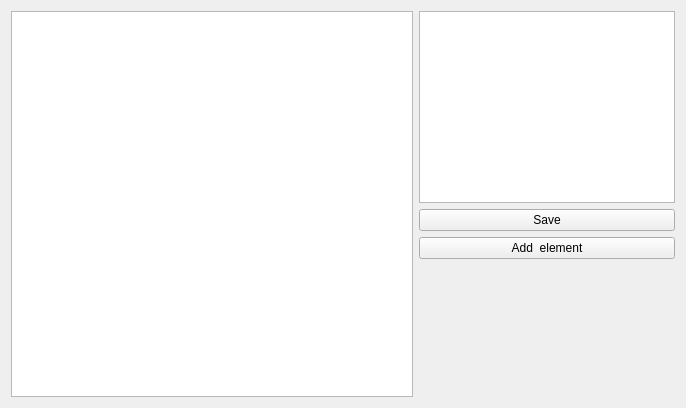
Above: smp-gui/treetextview.ui from create-misch/dtv before the change. Below: the same form after it.
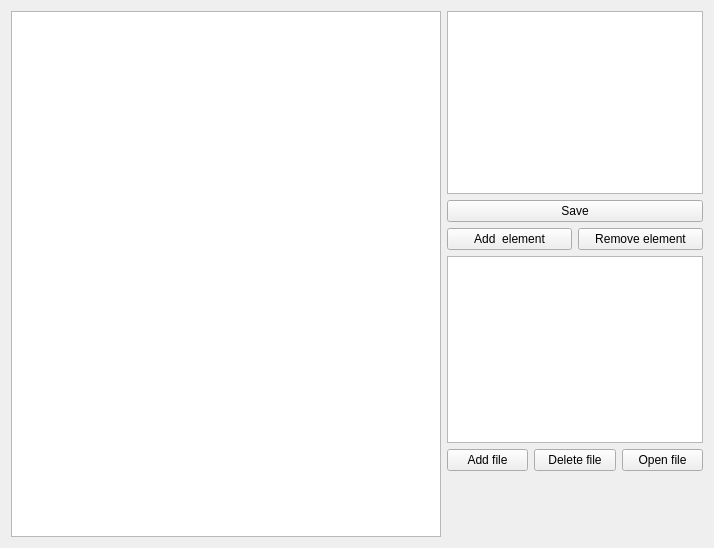
That is the form after the change.

```diff
--- a/smp-gui/treetextview.ui
+++ b/smp-gui/treetextview.ui
@@ -6,8 +6,8 @@
    <rect>
     <x>0</x>
     <y>0</y>
-    <width>686</width>
-    <height>408</height>
+    <width>714</width>
+    <height>548</height>
    </rect>
   </property>
   <property name="windowTitle">
@@ -25,23 +25,105 @@
     </widget>
    </item>
    <item>
-    <layout class="QVBoxLayout" name="verticalLayout">
+    <layout class="QVBoxLayout" name="verticalLayout_3">
+     <property name="leftMargin">
+      <number>0</number>
+     </property>
+     <property name="bottomMargin">
+      <number>0</number>
+     </property>
      <item>
-      <widget class="QTextBrowser" name="textBrowser"/>
+      <layout class="QVBoxLayout" name="verticalLayout">
+       <item>
+        <widget class="QTextBrowser" name="textBrowser">
+         <property name="readOnly">
+          <bool>false</bool>
+         </property>
+        </widget>
+       </item>
+       <item>
+        <widget class="QPushButton" name="pushButton_save">
+         <property name="text">
+          <string>Save</string>
+         </property>
+        </widget>
+       </item>
+       <item>
+        <layout class="QHBoxLayout" name="horizontalLayout">
+         <property name="topMargin">
+          <number>0</number>
+         </property>
+         <item>
+          <widget class="QPushButton" name="pushButton_addElement">
+           <property name="text">
+            <string>Add  element</string>
+           </property>
+          </widget>
+         </item>
+         <item>
+          <widget class="QPushButton" name="pushButton_removeElement">
+           <property name="text">
+            <string>Remove element</string>
+           </property>
+          </widget>
+         </item>
+        </layout>
+       </item>
+      </layout>
      </item>
      <item>
-      <widget class="QPushButton" name="pushButton_save">
-       <property name="text">
-        <string>Save</string>
+      <layout class="QVBoxLayout" name="verticalLayout_4">
+       <property name="topMargin">
+        <number>0</number>
        </property>
-      </widget>
-     </item>
-     <item>
-      <widget class="QPushButton" name="pushButton_addElement">
-       <property name="text">
-        <string>Add  element</string>
+       <property name="bottomMargin">
+        <number>0</number>
        </property>
-      </widget>
+       <item>
+        <widget class="QTreeView" name="treeView_files"/>
+       </item>
+       <item>
+        <layout class="QHBoxLayout" name="horizontalLayout_4">
+         <property name="bottomMargin">
+          <number>0</number>
+         </property>
+         <item>
+          <widget class="QPushButton" name="pushButton_addFile">
+           <property name="text">
+            <string>Add file</string>
+           </property>
+          </widget>
+         </item>
+         <item>
+          <widget class="QPushButton" name="pushButton_deleteFile">
+           <property name="text">
+            <string>Delete file</string>
+           </property>
+          </widget>
+         </item>
+         <item>
+          <widget class="QPushButton" name="pushButton_openFiel">
+           <property name="text">
+            <string>Open file</string>
+           </property>
+          </widget>
+         </item>
+        </layout>
+       </item>
+       <item>
+        <spacer name="verticalSpacer_2">
+         <property name="orientation">
+          <enum>Qt::Vertical</enum>
+         </property>
+         <property name="sizeHint" stdset="0">
+          <size>
+           <width>20</width>
+           <height>40</height>
+          </size>
+         </property>
+        </spacer>
+       </item>
+      </layout>
      </item>
      <item>
       <spacer name="verticalSpacer">
```
